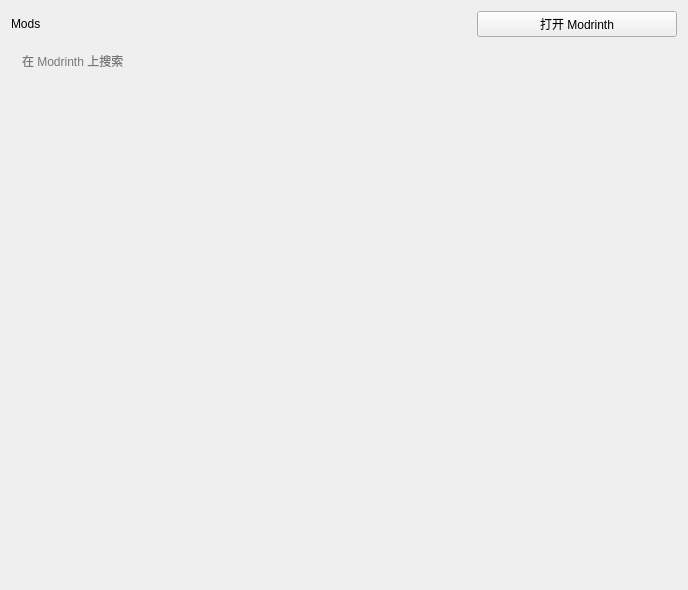
BloretCrew/Bloret-Launcher, file ui/mods.ui: the form before one commit.
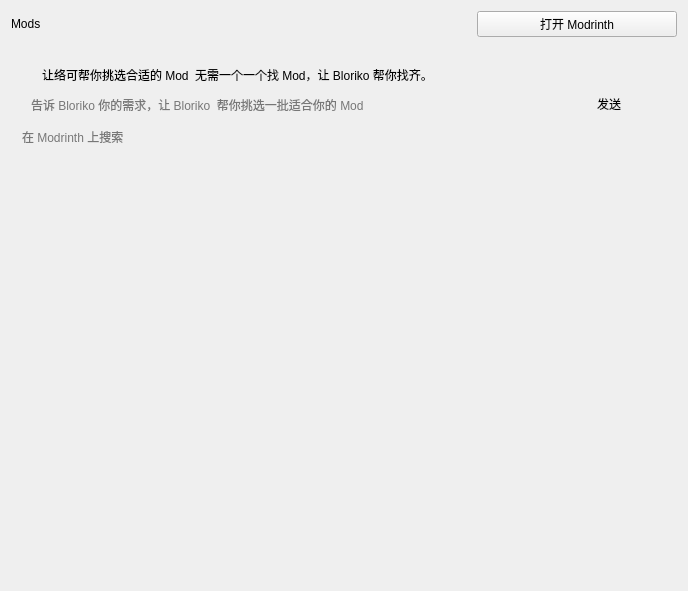
The form after the commit. Icons and pictures are not drawn. Custom widgets are drawn as their Qt base class.

Commit message: Bloriko AI with Modrinth Search

What changed in the file:
```diff
--- a/ui/mods.ui
+++ b/ui/mods.ui
@@ -7,7 +7,7 @@
     <x>0</x>
     <y>0</y>
     <width>688</width>
-    <height>590</height>
+    <height>591</height>
    </rect>
   </property>
   <property name="sizePolicy">
@@ -80,6 +80,98 @@
        </rect>
       </property>
       <layout class="QVBoxLayout" name="verticalLayout_2">
+       <item>
+        <widget class="CardWidget" name="CardWidget">
+         <property name="minimumSize">
+          <size>
+           <width>0</width>
+           <height>70</height>
+          </size>
+         </property>
+         <layout class="QVBoxLayout" name="verticalLayout_3">
+          <item>
+           <layout class="QHBoxLayout" name="horizontalLayout_2">
+            <item>
+             <widget class="CaptionLabel" name="BlorikoIcon">
+              <property name="maximumSize">
+               <size>
+                <width>35</width>
+                <height>35</height>
+               </size>
+              </property>
+              <property name="text">
+               <string/>
+              </property>
+              <property name="pixmap">
+               <pixmap>icon/Bloriko.jpg</pixmap>
+              </property>
+              <property name="scaledContents">
+               <bool>true</bool>
+              </property>
+              <property name="wordWrap">
+               <bool>false</bool>
+              </property>
+             </widget>
+            </item>
+            <item>
+             <widget class="StrongBodyLabel" name="StrongBodyLabel">
+              <property name="text">
+               <string>让络可帮你挑选合适的 Mod</string>
+              </property>
+             </widget>
+            </item>
+            <item>
+             <widget class="CaptionLabel" name="CaptionLabel">
+              <property name="text">
+               <string>无需一个一个找 Mod，让 Bloriko 帮你找齐。</string>
+              </property>
+             </widget>
+            </item>
+            <item>
+             <spacer name="horizontalSpacer_2">
+              <property name="orientation">
+               <enum>Qt::Horizontal</enum>
+              </property>
+              <property name="sizeHint" stdset="0">
+               <size>
+                <width>40</width>
+                <height>20</height>
+               </size>
+              </property>
+             </spacer>
+            </item>
+           </layout>
+          </item>
+          <item>
+           <layout class="QHBoxLayout" name="horizontalLayout_3">
+            <item>
+             <widget class="LineEdit" name="AskBloriko_Edit">
+              <property name="inputMask">
+               <string/>
+              </property>
+              <property name="placeholderText">
+               <string>告诉 Bloriko 你的需求，让 Bloriko  帮你挑选一批适合你的 Mod</string>
+              </property>
+             </widget>
+            </item>
+            <item>
+             <widget class="PushButton" name="AskBloriko_Button">
+              <property name="minimumSize">
+               <size>
+                <width>100</width>
+                <height>0</height>
+               </size>
+              </property>
+              <property name="text">
+               <string>发送</string>
+              </property>
+             </widget>
+            </item>
+           </layout>
+          </item>
+         </layout>
+        </widget>
+       </item>
        <item>
         <widget class="SearchLineEdit" name="Search">
          <property name="inputMask">
@@ -104,7 +196,7 @@
             <x>0</x>
             <y>0</y>
             <width>652</width>
-            <height>470</height>
+            <height>368</height>
            </rect>
           </property>
          </widget>
@@ -122,12 +214,28 @@
    <extends>QPushButton</extends>
    <header>qfluentwidgets</header>
   </customwidget>
+  <customwidget>
+   <class>CardWidget</class>
+   <extends>QFrame</extends>
+   <header>qfluentwidgets</header>
+   <container>1</container>
+  </customwidget>
   <customwidget>
    <class>SmoothScrollArea</class>
    <extends>QScrollArea</extends>
    <header>qfluentwidgets</header>
    <container>1</container>
   </customwidget>
+  <customwidget>
+   <class>CaptionLabel</class>
+   <extends>QLabel</extends>
+   <header>qfluentwidgets</header>
+  </customwidget>
+  <customwidget>
+   <class>StrongBodyLabel</class>
+   <extends>QLabel</extends>
+   <header>qfluentwidgets</header>
+  </customwidget>
   <customwidget>
    <class>TitleLabel</class>
    <extends>QLabel</extends>
```
The commit also changes 3 other files.
